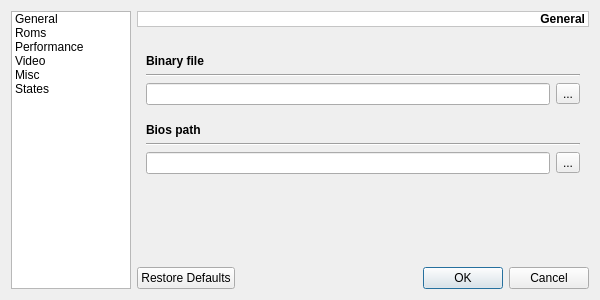
Above: branches/src/UISettings.ui from pasnox/xmessgui before the change. Below: the same form after it.
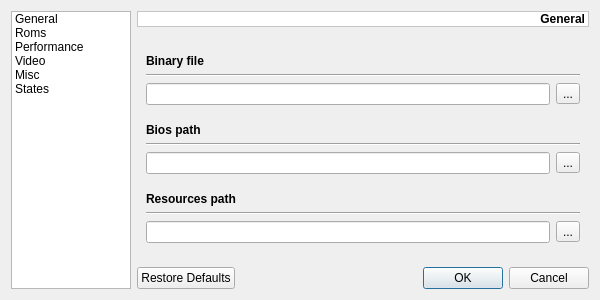
That is the form after the change. The open tabs and pages were chosen to show the change. Icons and pictures are not drawn.

The edit to the form file:
```diff
--- a/branches/src/UISettings.ui
+++ b/branches/src/UISettings.ui
@@ -270,6 +270,50 @@
          </item>
         </layout>
        </item>
+       <item>
+        <layout class="QGridLayout" name="gridLayout_3">
+         <property name="topMargin">
+          <number>12</number>
+         </property>
+         <item row="0" column="0" colspan="2">
+          <widget class="QLabel" name="lResourcesPath">
+           <property name="font">
+            <font>
+             <weight>75</weight>
+             <bold>true</bold>
+            </font>
+           </property>
+           <property name="text">
+            <string>Resources path</string>
+           </property>
+          </widget>
+         </item>
+         <item row="1" column="0" colspan="2">
+          <widget class="Line" name="fResourcesPath">
+           <property name="orientation">
+            <enum>Qt::Horizontal</enum>
+           </property>
+          </widget>
+         </item>
+         <item row="2" column="0">
+          <widget class="QLineEdit" name="leResourcesPath">
+           <property name="toolTip">
+            <string>Enter the 'sdlmess' binary filepath/filename</string>
+           </property>
+          </widget>
+         </item>
+         <item row="2" column="1">
+          <widget class="QToolButton" name="tbResourcesPath">
+           <property name="toolTip">
+            <string>Locate 'sdlmess' binary file</string>
+           </property>
+           <property name="text">
+            <string>...</string>
+           </property>
+          </widget>
+         </item>
+        </layout>
+       </item>
        <item>
         <spacer name="verticalSpacer">
          <property name="orientation">
```
Left out of the diff: 8 changed lines with no effect on the pictures.
